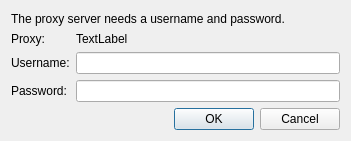
Qt form src/gui/proxyauthdialog.ui (nextcloud/desktop) before a commit.
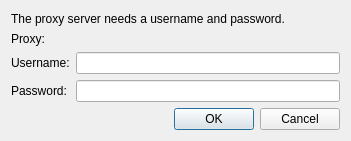
The same form after that commit.

Commit message:
Remove "TextLabel" texts from `QLabel`s in .ui files
These are unnecessary, as they are programmatically replaced by the
wanted text. They do end up in translations though, so they produce
confusion there.

The edit to the form file:
```diff
--- a/src/gui/proxyauthdialog.ui
+++ b/src/gui/proxyauthdialog.ui
@@ -62,9 +62,6 @@
      </item>
      <item row="0" column="1">
       <widget class="QLabel" name="proxyAddress">
-       <property name="text">
-        <string>TextLabel</string>
-       </property>
        <property name="textFormat">
         <enum>Qt::PlainText</enum>
        </property>
```
The commit also changes 8 other files.
